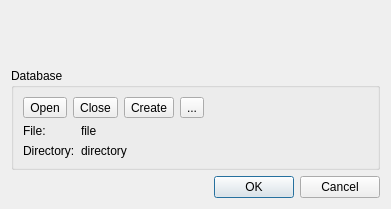
Old version of the form src/mdtdatabase/mdtSqlDatabaseDialogSqlite.ui in the repository scandyna/multidiagtools.
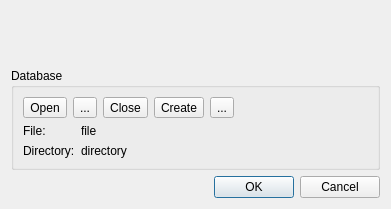
New version of the form. Icons and pictures are not drawn. Custom widgets are drawn as their Qt base class.

Commit message: Working on database module (SQLite database and dialog)

The edit to the form file:
```diff
--- a/src/mdtdatabase/mdtSqlDatabaseDialogSqlite.ui
+++ b/src/mdtdatabase/mdtSqlDatabaseDialogSqlite.ui
@@ -40,6 +40,19 @@
           </property>
          </widget>
         </item>
+        <item>
+         <widget class="QToolButton" name="tbClearDatabaseName">
+          <property name="toolTip">
+           <string>Clear database file name</string>
+          </property>
+          <property name="text">
+           <string>...</string>
+          </property>
+          <property name="icon">
+           <iconset theme="edit-clear"/>
+          </property>
+         </widget>
+        </item>
         <item>
          <widget class="QToolButton" name="tbCloseDatabase">
           <property name="toolTip">
```
Left out of the diff: 6 changed lines with no effect on the pictures. The commit also changes 7 other files.
